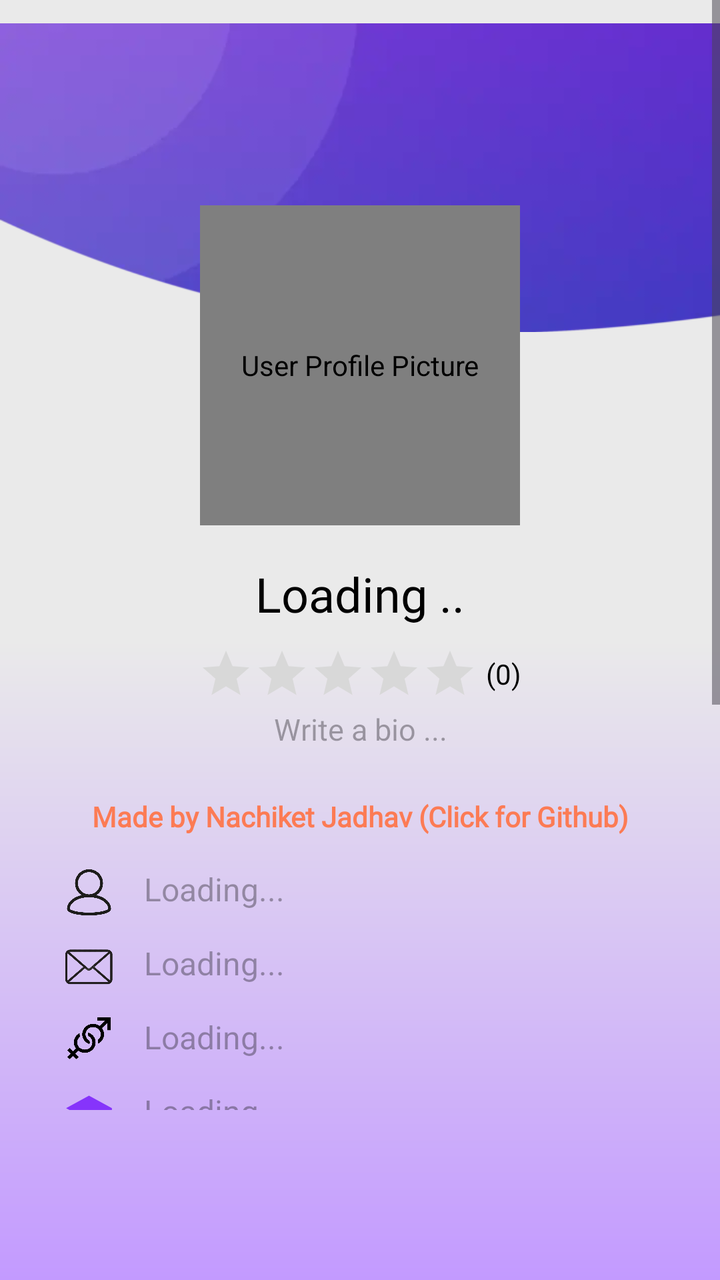
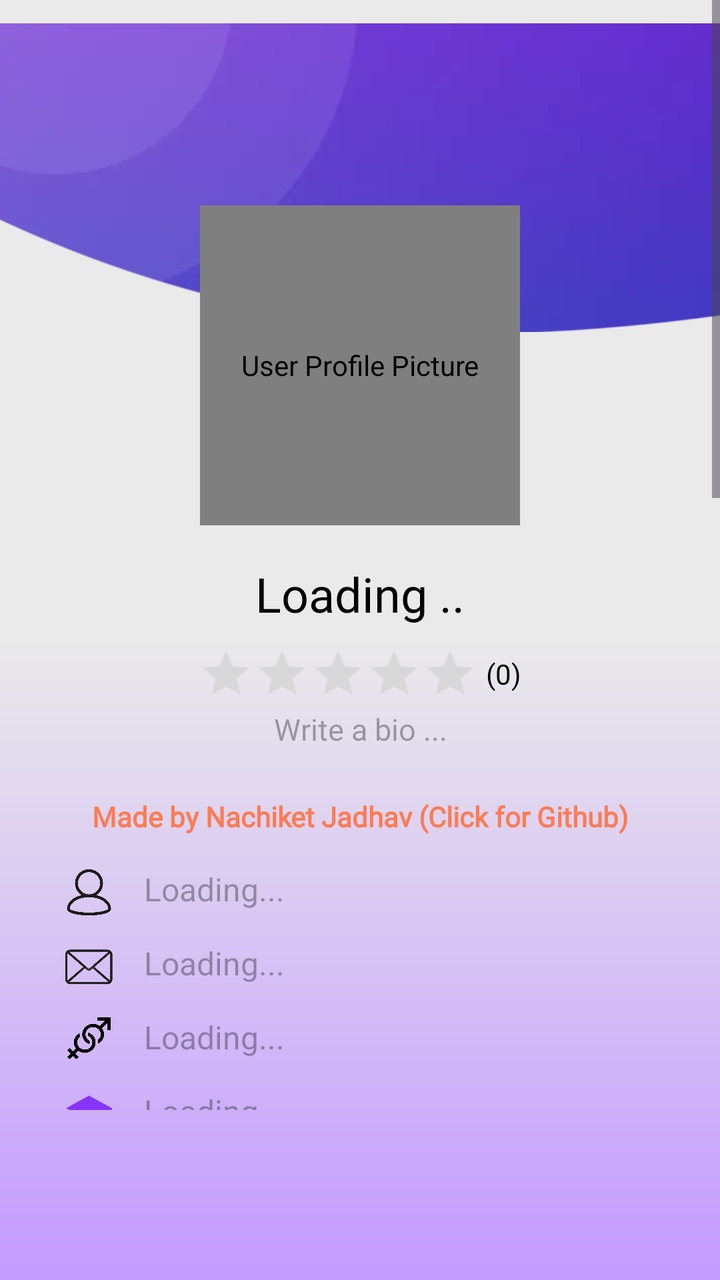

An Android layout rendered at two revisions. The XML below is the earlier revision; the diff shows what the commit changed to produce the second picture.
<!-- AndroidManifest.xml: application theme Theme.Connectra -->
<!-- res/layout/fragment_profile.xml -->
<?xml version="1.0" encoding="utf-8"?>
<FrameLayout xmlns:android="http://schemas.android.com/apk/res/android"
    xmlns:tools="http://schemas.android.com/tools"
    android:layout_width="match_parent"
    android:layout_height="match_parent"
    xmlns:app="http://schemas.android.com/apk/res-auto"
    tools:context=".Fragments.ProfileFragment"
    android:background="@drawable/inverted_home_frag_background">

    <ScrollView
        android:layout_width="match_parent"
        android:layout_height="match_parent"
        android:fillViewport="true"
        android:layout_marginBottom="85dp">

        <LinearLayout
            android:layout_width="match_parent"
            android:layout_height="match_parent"
            android:orientation="vertical">


            <ImageView
                android:layout_width="match_parent"
                android:layout_height="wrap_content"
                android:layout_marginTop="-65dp"
                android:src="@drawable/top_decor" />

            <RelativeLayout
                android:layout_width="match_parent"
                android:layout_height="wrap_content"
                android:layout_marginTop="-180dp"
                android:layout_marginBottom="2dp">

                <FrameLayout
                    android:layout_width="wrap_content"
                    android:layout_height="wrap_content"
                    android:layout_centerHorizontal="true">

                    <de.hdodenhof.circleimageview.CircleImageView
                        android:id="@+id/imageView_profile_dp"
                        android:layout_width="160dp"
                        android:layout_height="160dp"
                        android:layout_marginTop="40dp"
                        android:contentDescription="User Profile Picture"
                        android:scaleType="centerCrop"
                        android:src="@drawable/prof"
                        app:civ_border_color="#ffffff"
                        app:civ_border_width="5dp"/>

                    <ImageView
                        android:id="@+id/removeProfile"
                        android:layout_width="32dp"
                        android:layout_height="32dp"
                        android:layout_gravity="end|top"
                        android:layout_marginTop="55dp"
                        android:background="@android:color/transparent"
                        android:src="@drawable/dele"
                        android:visibility="gone"/>


                </FrameLayout>

            </RelativeLayout>

            <LinearLayout
                android:layout_width="match_parent"
                android:layout_height="wrap_content"
                android:orientation="vertical"
                android:padding="16dp">

                
                <TextView
                    android:id="@+id/show_welcome"
                    android:layout_width="wrap_content"
                    android:layout_height="wrap_content"
                    android:layout_gravity="center"
                    android:layout_marginBottom="8dp"
                    android:fontFamily="@font/roboto_bold"
                    android:text="Loading .."
                    android:textAlignment="center"
                    android:textAppearance="@style/TextAppearance.AppCompat.Headline"
                    android:textColor="@color/black" />

                <LinearLayout
                    android:layout_width="wrap_content"
                    android:layout_height="wrap_content"
                    android:layout_gravity="center"
                    android:orientation="horizontal"
                    android:layout_marginBottom="16dp">

                    <ImageView
                        android:id="@+id/display_rating"
                        android:layout_width="140dp"
                        android:layout_height="32dp"
                        android:scaleType="fitCenter"
                        android:src="@drawable/r0"
                        android:contentDescription="Rating" />

                    <TextView
                        android:id="@+id/numb_revs"
                        android:layout_width="wrap_content"
                        android:layout_height="wrap_content"
                        android:layout_gravity="center_vertical"
                        android:layout_marginStart="4dp"
                        android:textColor="@color/black"
                        android:textSize="14sp"
                        android:text="(0)" />

                </LinearLayout>

                <TextView
                    android:id="@+id/show_bio"
                    android:layout_width="wrap_content"
                    android:layout_height="wrap_content"
                    android:layout_gravity="center"
                    android:layout_marginTop="-15dp"
                    android:layout_marginBottom="24dp"
                    android:hint="Write a bio ..."
                    android:maxHeight="200dp"
                    android:maxLines="3"
                    android:textAlignment="center"
                    android:textColor="#656565"
                    android:textSize="15dp" />

                <TextView
                    android:id="@+id/credits"
                    android:layout_width="match_parent"
                    android:layout_height="wrap_content"
                    android:fontFamily="@font/inter_bold"
                    android:text="Made by Nachiket Jadhav (Click for Github)"
                    android:textAlignment="center"
                    android:textColor="#fc7b54"
                    android:textSize="14sp"
                    android:textStyle="bold" />

                
                <LinearLayout
                    android:layout_width="match_parent"
                    android:layout_height="wrap_content"
                    android:orientation="vertical"
                    android:padding="16dp">

                    
                    <RelativeLayout
                        android:layout_width="match_parent"
                        android:layout_height="wrap_content"
                        android:layout_marginBottom="12dp">

                        <ImageView
                            android:id="@+id/ic_profile"
                            android:layout_width="25dp"
                            android:layout_height="25dp"
                            android:layout_alignParentStart="true"
                            android:background="@drawable/ic_profile"
                            android:contentDescription="Name Icon" />

                        <TextView
                            android:id="@+id/full_name"
                            android:layout_width="match_parent"
                            android:layout_height="wrap_content"
                            android:layout_marginStart="40dp"
                            android:hint="Loading..."
                            android:textColor="@android:color/black"
                            android:textSize="16sp" />
                    </RelativeLayout>

                    
                    <RelativeLayout
                        android:layout_width="match_parent"
                        android:layout_height="wrap_content"
                        android:layout_marginBottom="12dp">

                        <ImageView
                            android:id="@+id/ic_email"
                            android:layout_width="25dp"
                            android:layout_height="25dp"
                            android:layout_alignParentStart="true"
                            android:background="@drawable/ic_email"
                            android:contentDescription="Email Icon" />

                        <TextView
                            android:id="@+id/show_email"
                            android:layout_width="match_parent"
                            android:layout_height="wrap_content"
                            android:layout_marginStart="40dp"
                            android:hint="Loading..."
                            android:textColor="@android:color/black"
                            android:textSize="16sp" />
                    </RelativeLayout>

                    
                    <RelativeLayout
                        android:layout_width="match_parent"
                        android:layout_height="wrap_content"
                        android:layout_marginBottom="12dp">

                        <ImageView
                            android:id="@+id/ic_gender"
                            android:layout_width="25dp"
                            android:layout_height="25dp"
                            android:layout_alignParentStart="true"
                            android:background="@drawable/ic_gender"
                            android:contentDescription="Gender Icon" />

                        <TextView
                            android:id="@+id/show_gender"
                            android:layout_width="match_parent"
                            android:layout_height="wrap_content"
                            android:layout_marginStart="40dp"
                            android:hint="Loading..."
                            android:textColor="@android:color/black"
                            android:textSize="16sp" />
                    </RelativeLayout>

                    <RelativeLayout
                        android:layout_width="match_parent"
                        android:layout_height="wrap_content"
                        android:layout_marginBottom="12dp">

                        <ImageView
                            android:layout_width="25dp"
                            android:layout_height="25dp"
                            android:layout_alignParentStart="true"
                            android:background="@drawable/hat"
                            android:contentDescription="Skill Icon" />

                        <TextView
                            android:id="@+id/myskill_change"
                            android:layout_width="match_parent"
                            android:layout_height="wrap_content"
                            android:layout_marginStart="40dp"
                            android:hint="Loading..."
                            android:textColor="@android:color/black"
                            android:textSize="16sp" />
                    </RelativeLayout>

                    <RelativeLayout
                        android:layout_width="match_parent"
                        android:layout_height="wrap_content"
                        android:layout_marginBottom="12dp">

                        <ImageView
                            android:layout_width="25dp"
                            android:layout_height="25dp"
                            android:layout_alignParentStart="true"
                            android:background="@drawable/humanskill"
                            android:contentDescription="Goal Icon" />

                        <TextView
                            android:id="@+id/goalskill_change"
                            android:layout_width="match_parent"
                            android:layout_height="wrap_content"
                            android:layout_marginStart="40dp"
                            android:hint="Loading..."
                            android:textColor="@android:color/black"
                            android:textSize="16sp" />
                    </RelativeLayout>
                </LinearLayout>

                <Button
                    android:id="@+id/skillChange"
                    android:layout_width="match_parent"
                    android:layout_height="48dp"
                    android:layout_marginTop="4dp"
                    android:backgroundTint="@color/theme_dark"
                    android:fontFamily="@font/inter_bold"
                    android:text="Edit Profile"
                    android:textColor="@android:color/white" />

                <Button
                    android:id="@+id/report"
                    android:layout_width="match_parent"
                    android:layout_height="48dp"
                    android:layout_marginTop="4dp"
                    android:backgroundTint="#E53935"
                    android:fontFamily="@font/inter_bold"
                    android:text="Report Content"
                    android:textColor="@android:color/white"
                    android:drawablePadding="8dp"
                    android:paddingStart="16dp"
                    android:paddingEnd="16dp" />

                <Button
                    android:id="@+id/logout"
                    android:layout_width="match_parent"
                    android:layout_height="48dp"
                    android:layout_marginTop="4dp"
                    android:backgroundTint="@color/theme_dark"
                    android:fontFamily="@font/inter_bold"
                    android:text="Log Out"
                    android:textColor="@android:color/white" />

                <TextView
                    android:layout_width="wrap_content"
                    android:layout_height="wrap_content"
                    android:layout_marginTop="16dp"
                    android:layout_gravity="center"
                    android:textAlignment="center"
                    android:textColor="#696969"
                    android:text="Credits \nRating Image-set Designed by Freepik.com \nSample Certificate Image Designed by feydesign"/>

            </LinearLayout>
        </LinearLayout>
    </ScrollView>
</FrameLayout>
<!-- resources referenced by this layout -->
<resources>
  <color name="black">#FF000000</color>
  <color name="theme_dark">#771bff</color>
  <!-- drawable hat (drawable) -->
  <?xml version="1.0" encoding="utf-8"?>
  <vector xmlns:android="http://schemas.android.com/apk/res/android"
      android:width="24dp"
      android:height="24dp"
      android:viewportWidth="24"
      android:viewportHeight="24">
      <path
          android:fillColor="@color/theme"
          android:pathData="M12,3L1,9l11,6 9,-4.91V17h2V9L12,3zM5,13.18v4L12,21l7,-3.82v-4L12,17l-7,-3.82z"/>
  </vector>
  <!-- drawable humanskill (drawable) -->
  <?xml version="1.0" encoding="utf-8"?>
  <vector xmlns:android="http://schemas.android.com/apk/res/android"
      android:width="24dp"
      android:height="24dp"
      android:viewportWidth="24"
      android:viewportHeight="24">
      <path
          android:fillColor="@color/theme"
          android:pathData="M12,2C6.48,2 2,6.48 2,12s4.48,10 10,10 10,-4.48 10,-10S17.52,2 12,2zM12,20c-4.41,0 -8,-3.59 -8,-8s3.59,-8 8,-8 8,3.59 8,8 -3.59,8 -8,8zM12,6c-3.31,0 -6,2.69 -6,6s2.69,6 6,6 6,-2.69 6,-6 -2.69,-6 -6,-6zM12,16c-2.21,0 -4,-1.79 -4,-4s1.79,-4 4,-4 4,1.79 4,4 -1.79,4 -4,4zM12,10c-1.1,0 -2,0.9 -2,2s0.9,2 2,2 2,-0.9 2,-2 -0.9,-2 -2,-2z"/>
  </vector>
  <!-- drawable inverted_home_frag_background (drawable) -->
  <?xml version="1.0" encoding="utf-8"?>
  <shape xmlns:android="http://schemas.android.com/apk/res/android"
      android:shape="rectangle" >
  
      <gradient
          android:angle="90"
          android:endColor="#eaeaea"
          android:centerColor="#eaeaea"
          android:startColor="@color/theme_extra_light"
          android:type="linear" />
  
  </shape>
  <style name="Theme.Connectra" parent="Base.Theme.Connectra">
          
          <item name="android:navigationBarColor">@android:color/transparent</item>
          <item name="android:statusBarColor">@android:color/transparent</item>
          <item name="android:windowLightStatusBar">?attr/isLightTheme</item>
      </style>
  <color name="theme">#8634fb</color>
  <color name="theme_extra_light">#c39aff</color>
  <style name="Base.Theme.Connectra" parent="Theme.Material3.Light.NoActionBar">
          
          <item name="colorPrimary">@color/theme</item>
          
          <item name="android:forceDarkAllowed">false</item>
      </style>
  <!-- unchanged entries left out for length: 7 -->
</resources>

<!-- the commit's change to res/layout/fragment_profile.xml (unified diff, before → after) -->
@@ -267,6 +267,71 @@
                     android:text="Edit Profile"
                     android:textColor="@android:color/white" />
 
+                
+                <com.google.android.material.card.MaterialCardView
+                    android:id="@+id/share_dna_card"
+                    android:layout_width="match_parent"
+                    android:layout_height="wrap_content"
+                    android:layout_marginTop="12dp"
+                    android:layout_marginBottom="8dp"
+                    android:clickable="true"
+                    android:focusable="true"
+                    android:foreground="?attr/selectableItemBackground"
+                    app:cardCornerRadius="16dp"
+                    app:cardElevation="4dp">
+
+                    <androidx.constraintlayout.widget.ConstraintLayout
+                        android:layout_width="match_parent"
+                        android:layout_height="wrap_content">
+
+                        <ImageView
+                            android:id="@+id/dna_preview_image"
+                            android:layout_width="0dp"
+                            android:layout_height="0dp"
+                            android:contentDescription="Skill DNA card preview"
+                            android:scaleType="fitXY"
+                            app:layout_constraintDimensionRatio="H,4:5"
+                            app:layout_constraintEnd_toEndOf="parent"
+                            app:layout_constraintStart_toStartOf="parent"
+                            app:layout_constraintTop_toTopOf="parent" />
+
+                        <com.facebook.shimmer.ShimmerFrameLayout
+                            android:id="@+id/dna_preview_shimmer"
+                            android:layout_width="0dp"
+                            android:layout_height="0dp"
+                            app:layout_constraintBottom_toBottomOf="@id/dna_preview_image"
+                            app:layout_constraintEnd_toEndOf="parent"
+                            app:layout_constraintStart_toStartOf="parent"
+                            app:layout_constraintTop_toTopOf="@id/dna_preview_image"
+                            app:shimmer_auto_start="true">
+
+                            <View
+                                android:layout_width="match_parent"
+                                android:layout_height="match_parent"
+                                android:background="@drawable/shimmer_rect" />
+
+                        </com.facebook.shimmer.ShimmerFrameLayout>
+
+                        <TextView
+                            android:id="@+id/dna_share_label"
+                            android:layout_width="0dp"
+                            android:layout_height="wrap_content"
+                            android:background="#CC170B2E"
+                            android:fontFamily="@font/inter_bold"
+                            android:gravity="center"
+                            android:paddingTop="12dp"
+                            android:paddingBottom="12dp"
+                            android:text="Generating your Skill DNA ..."
+                            android:textColor="@android:color/white"
+                            android:textSize="15sp"
+                            app:layout_constraintBottom_toBottomOf="parent"
+                            app:layout_constraintEnd_toEndOf="parent"
+                            app:layout_constraintStart_toStartOf="parent" />
+
+                    </androidx.constraintlayout.widget.ConstraintLayout>
+
+                </com.google.android.material.card.MaterialCardView>
+
                 <Button
                     android:id="@+id/report"
                     android:layout_width="match_parent"
@@ -290,15 +355,6 @@
                     android:text="Log Out"
                     android:textColor="@android:color/white" />
 
-                <TextView
-                    android:layout_width="wrap_content"
-                    android:layout_height="wrap_content"
-                    android:layout_marginTop="16dp"
-                    android:layout_gravity="center"
-                    android:textAlignment="center"
-                    android:textColor="#696969"
-                    android:text="Credits \nRating Image-set Designed by Freepik.com \nSample Certificate Image Designed by feydesign"/>
-
             </LinearLayout>
         </LinearLayout>
     </ScrollView>
<!-- resource entries referenced after the edit -->
@@ -37,6 +37,13 @@
           android:type="linear" />
   
   </shape>
+  <!-- drawable shimmer_rect (drawable) -->
+  <?xml version="1.0" encoding="utf-8"?>
+  <shape xmlns:android="http://schemas.android.com/apk/res/android"
+      android:shape="rectangle">
+      <solid android:color="#E4E4E4" />
+      <corners android:radius="16dp" />
+  </shape>
   <style name="Theme.Connectra" parent="Base.Theme.Connectra">
           
           <item name="android:navigationBarColor">@android:color/transparent</item>
